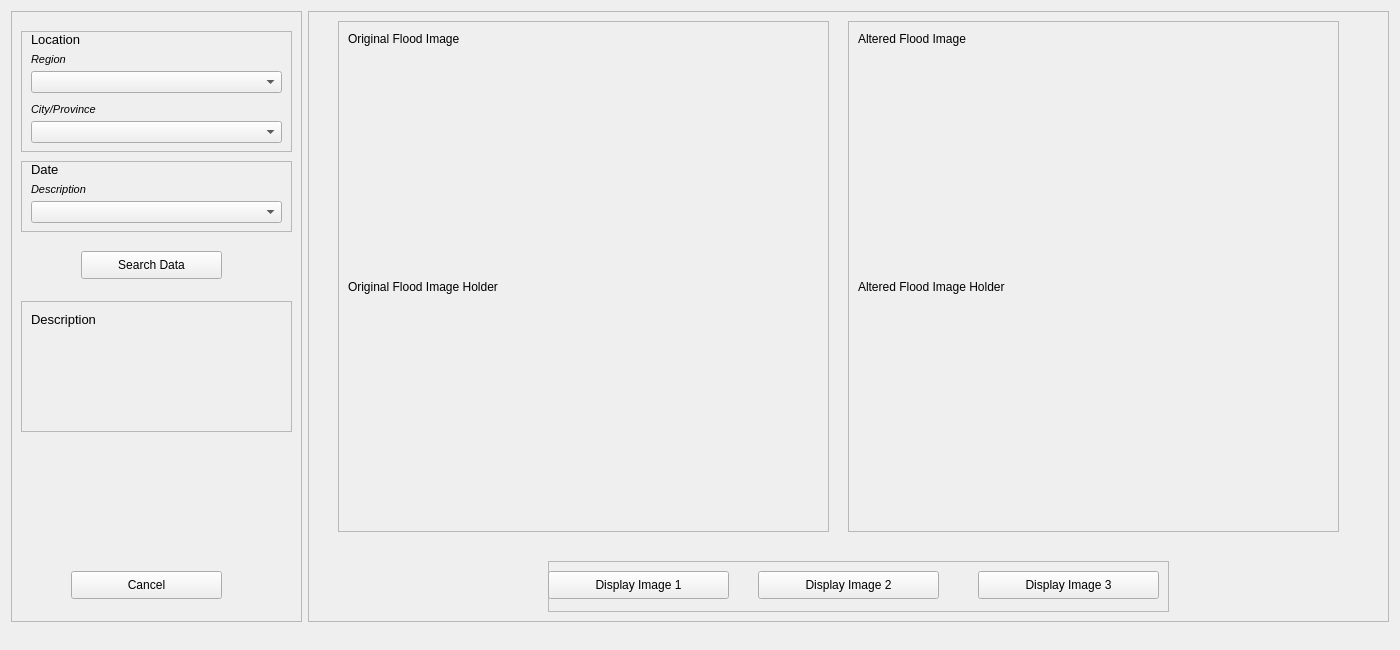
The window that floods_selection.ui (mahkhun/floods) describes before a commit, drawn with Qt 5.
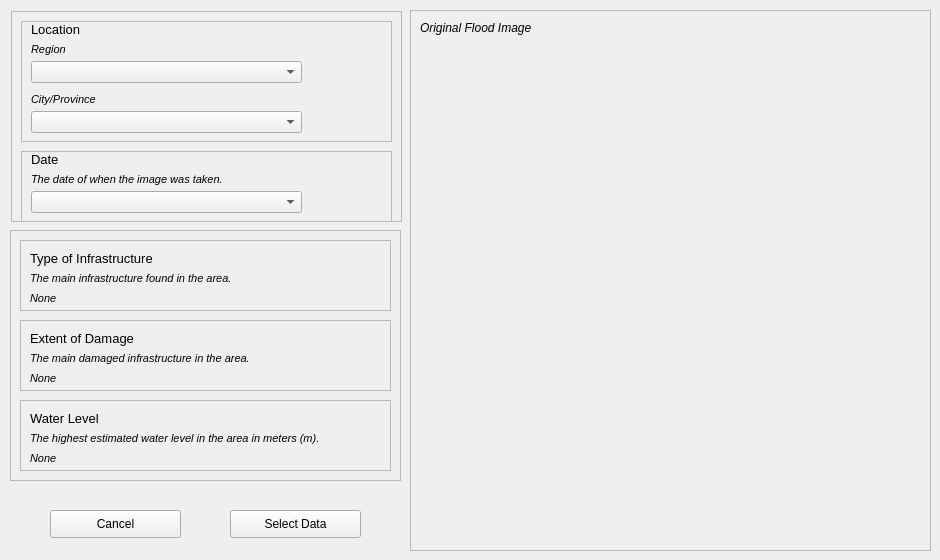
The same window after the commit.

Commit message: Completed interface of floods_selection

Patch:
```diff
--- a/floods_selection.ui
+++ b/floods_selection.ui
@@ -6,20 +6,20 @@
    <rect>
     <x>0</x>
     <y>0</y>
-    <width>1400</width>
-    <height>650</height>
+    <width>940</width>
+    <height>560</height>
    </rect>
   </property>
   <property name="minimumSize">
    <size>
-    <width>1400</width>
-    <height>650</height>
+    <width>940</width>
+    <height>560</height>
    </size>
   </property>
   <property name="maximumSize">
    <size>
-    <width>1400</width>
-    <height>650</height>
+    <width>940</width>
+    <height>560</height>
    </size>
   </property>
   <property name="windowTitle">
@@ -30,8 +30,8 @@
     <rect>
      <x>11</x>
      <y>11</y>
-     <width>291</width>
-     <height>611</height>
+     <width>391</width>
+     <height>211</height>
     </rect>
    </property>
    <property name="frameShape">
@@ -44,8 +44,8 @@
     <property name="geometry">
      <rect>
       <x>10</x>
-      <y>20</y>
-      <width>271</width>
+      <y>10</y>
+      <width>371</width>
       <height>121</height>
      </rect>
     </property>
@@ -60,7 +60,7 @@
       <rect>
        <x>10</x>
        <y>0</y>
-       <width>71</width>
+       <width>281</width>
        <height>16</height>
       </rect>
      </property>
@@ -76,7 +76,7 @@
       <rect>
        <x>10</x>
        <y>20</y>
-       <width>131</width>
+       <width>281</width>
        <height>16</height>
       </rect>
      </property>
@@ -93,7 +93,7 @@
       <rect>
        <x>10</x>
        <y>40</y>
-       <width>251</width>
+       <width>271</width>
        <height>22</height>
       </rect>
      </property>
@@ -103,7 +103,7 @@
       <rect>
        <x>10</x>
        <y>70</y>
-       <width>131</width>
+       <width>281</width>
        <height>16</height>
       </rect>
      </property>
@@ -120,7 +120,7 @@
       <rect>
        <x>10</x>
        <y>90</y>
-       <width>251</width>
+       <width>271</width>
        <height>22</height>
       </rect>
      </property>
@@ -130,8 +130,8 @@
     <property name="geometry">
      <rect>
       <x>10</x>
-      <y>150</y>
-      <width>271</width>
+      <y>140</y>
+      <width>371</width>
       <height>71</height>
      </rect>
     </property>
@@ -146,7 +146,7 @@
       <rect>
        <x>10</x>
        <y>0</y>
-       <width>71</width>
+       <width>281</width>
        <height>16</height>
       </rect>
      </property>
@@ -162,7 +162,7 @@
       <rect>
        <x>10</x>
        <y>20</y>
-       <width>131</width>
+       <width>281</width>
        <height>16</height>
       </rect>
      </property>
@@ -171,7 +171,7 @@
 font-style: italic;</string>
      </property>
      <property name="text">
-      <string>Description</string>
+      <string>The date of when the image was taken.</string>
      </property>
     </widget>
     <widget class="QComboBox" name="date_combobox">
@@ -179,45 +179,106 @@
       <rect>
        <x>10</x>
        <y>40</y>
-       <width>251</width>
+       <width>271</width>
        <height>22</height>
       </rect>
      </property>
     </widget>
    </widget>
-   <widget class="QPushButton" name="search_button">
+  </widget>
+  <widget class="QFrame" name="image_frame">
+   <property name="geometry">
+    <rect>
+     <x>410</x>
+     <y>10</y>
+     <width>521</width>
+     <height>541</height>
+    </rect>
+   </property>
+   <property name="frameShape">
+    <enum>QFrame::StyledPanel</enum>
+   </property>
+   <property name="frameShadow">
+    <enum>QFrame::Raised</enum>
+   </property>
+   <widget class="QLabel" name="image_label">
     <property name="geometry">
      <rect>
-      <x>70</x>
-      <y>240</y>
-      <width>141</width>
-      <height>28</height>
+      <x>10</x>
+      <y>10</y>
+      <width>181</width>
+      <height>16</height>
      </rect>
     </property>
+    <property name="styleSheet">
+     <string notr="true">font-style: italic</string>
+    </property>
     <property name="text">
-     <string>Search Data</string>
+     <string>Original Flood Image</string>
     </property>
    </widget>
-   <widget class="QPushButton" name="cancel_button">
+   <widget class="QLabel" name="image">
     <property name="geometry">
      <rect>
-      <x>60</x>
-      <y>560</y>
-      <width>151</width>
-      <height>28</height>
+      <x>10</x>
+      <y>30</y>
+      <width>501</width>
+      <height>501</height>
      </rect>
     </property>
     <property name="text">
-     <string>Cancel</string>
+     <string/>
     </property>
    </widget>
-   <widget class="QFrame" name="description_frame">
+  </widget>
+  <widget class="QPushButton" name="select_button">
+   <property name="geometry">
+    <rect>
+     <x>230</x>
+     <y>510</y>
+     <width>131</width>
+     <height>28</height>
+    </rect>
+   </property>
+   <property name="text">
+    <string>Select Data</string>
+   </property>
+  </widget>
+  <widget class="QPushButton" name="cancel_button">
+   <property name="geometry">
+    <rect>
+     <x>50</x>
+     <y>510</y>
+     <width>131</width>
+     <height>28</height>
+    </rect>
+   </property>
+   <property name="text">
+    <string>Cancel</string>
+   </property>
+  </widget>
+  <widget class="QFrame" name="description_frame">
+   <property name="geometry">
+    <rect>
+     <x>10</x>
+     <y>230</y>
+     <width>391</width>
+     <height>251</height>
+    </rect>
+   </property>
+   <property name="frameShape">
+    <enum>QFrame::StyledPanel</enum>
+   </property>
+   <property name="frameShadow">
+    <enum>QFrame::Raised</enum>
+   </property>
+   <widget class="QFrame" name="infrastructure_frame">
     <property name="geometry">
      <rect>
       <x>10</x>
-      <y>290</y>
-      <width>271</width>
-      <height>131</height>
+      <y>10</y>
+      <width>371</width>
+      <height>71</height>
      </rect>
     </property>
     <property name="frameShape">
@@ -226,12 +287,12 @@
     <property name="frameShadow">
      <enum>QFrame::Raised</enum>
     </property>
-    <widget class="QLabel" name="description">
+    <widget class="QLabel" name="infrastructure_label">
      <property name="geometry">
       <rect>
        <x>10</x>
        <y>10</y>
-       <width>251</width>
+       <width>281</width>
        <height>16</height>
       </rect>
      </property>
@@ -239,15 +300,15 @@
       <string notr="true">font-size: 10pt;</string>
      </property>
      <property name="text">
-      <string>Description</string>
+      <string>Type of Infrastructure</string>
      </property>
     </widget>
-    <widget class="QLabel" name="d_text">
+    <widget class="QLabel" name="infrastructure_description_text">
      <property name="geometry">
       <rect>
        <x>10</x>
        <y>30</y>
-       <width>251</width>
+       <width>281</width>
        <height>16</height>
       </rect>
      </property>
@@ -256,75 +317,34 @@
 font-style: italic;</string>
      </property>
      <property name="text">
-      <string/>
+      <string>The main infrastructure found in the area.</string>
      </property>
     </widget>
-   </widget>
-  </widget>
-  <widget class="QFrame" name="selection_frame">
-   <property name="geometry">
-    <rect>
-     <x>308</x>
-     <y>11</y>
-     <width>1081</width>
-     <height>611</height>
-    </rect>
-   </property>
-   <property name="frameShape">
-    <enum>QFrame::StyledPanel</enum>
-   </property>
-   <property name="frameShadow">
-    <enum>QFrame::Raised</enum>
-   </property>
-   <widget class="QFrame" name="floodframe_original">
-    <property name="geometry">
-     <rect>
-      <x>30</x>
-      <y>10</y>
-      <width>491</width>
-      <height>511</height>
-     </rect>
-    </property>
-    <property name="frameShape">
-     <enum>QFrame::StyledPanel</enum>
-    </property>
-    <property name="frameShadow">
-     <enum>QFrame::Raised</enum>
-    </property>
-    <widget class="QLabel" name="label_orig">
+    <widget class="QLabel" name="infrastructure_text">
      <property name="geometry">
       <rect>
        <x>10</x>
-       <y>10</y>
-       <width>181</width>
+       <y>50</y>
+       <width>281</width>
        <height>16</height>
       </rect>
      </property>
-     <property name="text">
-      <string>Original Flood Image</string>
+     <property name="styleSheet">
+      <string notr="true">font-size: 8pt;
+font-style: italic;</string>
      </property>
-    </widget>
-    <widget class="QLabel" name="img_orig">
-     <property name="geometry">
-      <rect>
-       <x>10</x>
-       <y>30</y>
-       <width>471</width>
-       <height>471</height>
-      </rect>
-     </property>
      <property name="text">
-      <string>Original Flood Image Holder</string>
+      <string>None</string>
      </property>
     </widget>
    </widget>
-   <widget class="QFrame" name="alter_button_frame">
+   <widget class="QFrame" name="damage_frame">
     <property name="geometry">
      <rect>
-      <x>240</x>
-      <y>550</y>
-      <width>621</width>
-      <height>51</height>
+      <x>10</x>
+      <y>90</y>
+      <width>371</width>
+      <height>71</height>
      </rect>
     </property>
     <property name="frameShape">
@@ -333,53 +353,64 @@
     <property name="frameShadow">
      <enum>QFrame::Raised</enum>
     </property>
-    <widget class="QPushButton" name="pushButton_2">
+    <widget class="QLabel" name="damage_label">
      <property name="geometry">
       <rect>
-       <x>0</x>
+       <x>10</x>
        <y>10</y>
-       <width>181</width>
-       <height>28</height>
+       <width>351</width>
+       <height>16</height>
       </rect>
      </property>
+     <property name="styleSheet">
+      <string notr="true">font-size: 10pt;</string>
+     </property>
      <property name="text">
-      <string>Display Image 1</string>
+      <string>Extent of Damage</string>
      </property>
     </widget>
-    <widget class="QPushButton" name="pushButton_3">
+    <widget class="QLabel" name="damage_description_label">
      <property name="geometry">
       <rect>
-       <x>210</x>
-       <y>10</y>
-       <width>181</width>
-       <height>28</height>
+       <x>10</x>
+       <y>30</y>
+       <width>351</width>
+       <height>16</height>
       </rect>
      </property>
+     <property name="styleSheet">
+      <string notr="true">font-size: 8pt;
+font-style: italic;</string>
+     </property>
      <property name="text">
-      <string>Display Image 2</string>
+      <string>The main damaged infrastructure in the area. </string>
      </property>
     </widget>
-    <widget class="QPushButton" name="pushButton_4">
+    <widget class="QLabel" name="damage_text">
      <property name="geometry">
       <rect>
-       <x>430</x>
-       <y>10</y>
-       <width>181</width>
-       <height>28</height>
+       <x>10</x>
+       <y>50</y>
+       <width>351</width>
+       <height>16</height>
       </rect>
      </property>
+     <property name="styleSheet">
+      <string notr="true">font-size: 8pt;
+font-style: italic;</string>
+     </property>
      <property name="text">
-      <string>Display Image 3</string>
+      <string>None</string>
      </property>
     </widget>
    </widget>
-   <widget class="QFrame" name="floodframe_alters">
+   <widget class="QFrame" name="water_level_frame">
     <property name="geometry">
      <rect>
-      <x>540</x>
-      <y>10</y>
-      <width>491</width>
-      <height>511</height>
+      <x>10</x>
+      <y>170</y>
+      <width>371</width>
+      <height>71</height>
      </rect>
     </property>
     <property name="frameShape">
@@ -393,12 +424,15 @@
       <rect>
        <x>10</x>
        <y>10</y>
-       <width>181</width>
+       <width>281</width>
        <height>16</height>
       </rect>
      </property>
+     <property name="styleSheet">
+      <string notr="true">font-size: 10pt;</string>
+     </property>
      <property name="text">
-      <string>Altered Flood Image</string>
+      <string>Water Level</string>
      </property>
     </widget>
     <widget class="QLabel" name="img_alter">
@@ -406,12 +440,33 @@
       <rect>
        <x>10</x>
        <y>30</y>
-       <width>471</width>
-       <height>471</height>
+       <width>351</width>
+       <height>16</height>
       </rect>
      </property>
+     <property name="styleSheet">
+      <string notr="true">font-size: 8pt;
+font-style: italic;</string>
+     </property>
      <property name="text">
-      <string>Altered Flood Image Holder</string>
+      <string>The highest estimated water level in the area in meters (m).</string>
+     </property>
+    </widget>
+    <widget class="QLabel" name="water_level_text">
+     <property name="geometry">
+      <rect>
+       <x>10</x>
+       <y>50</y>
+       <width>351</width>
+       <height>16</height>
+      </rect>
+     </property>
+     <property name="styleSheet">
+      <string notr="true">font-size: 8pt;
+font-style: italic;</string>
+     </property>
+     <property name="text">
+      <string>None</string>
      </property>
     </widget>
    </widget>
```
Left out of the diff: 4 changed lines with no effect on the pictures. The commit also changes 1 other file.
